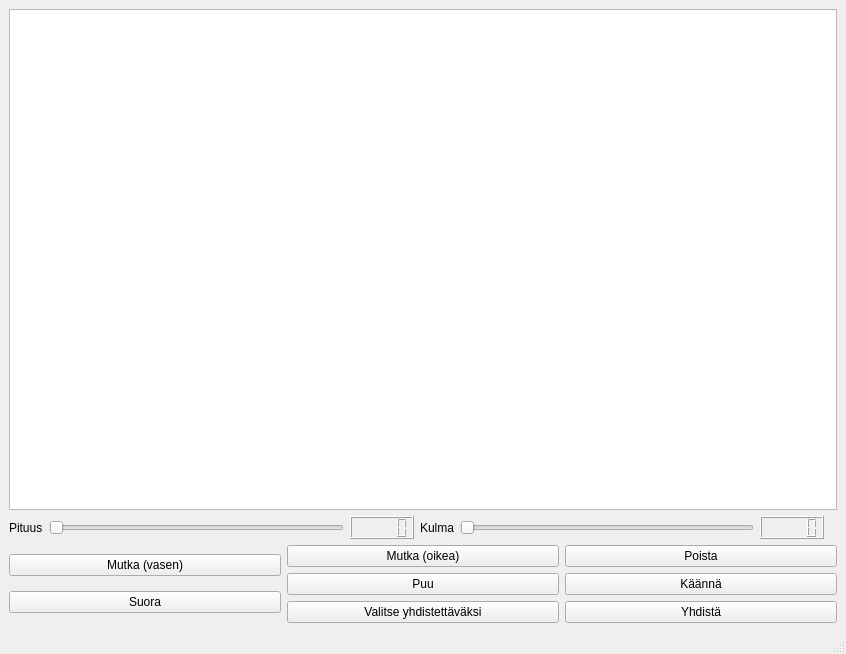
The window that Junarata.ui (OssiGalkin/Pienoisrautatie) describes before a commit, drawn with Qt 5.
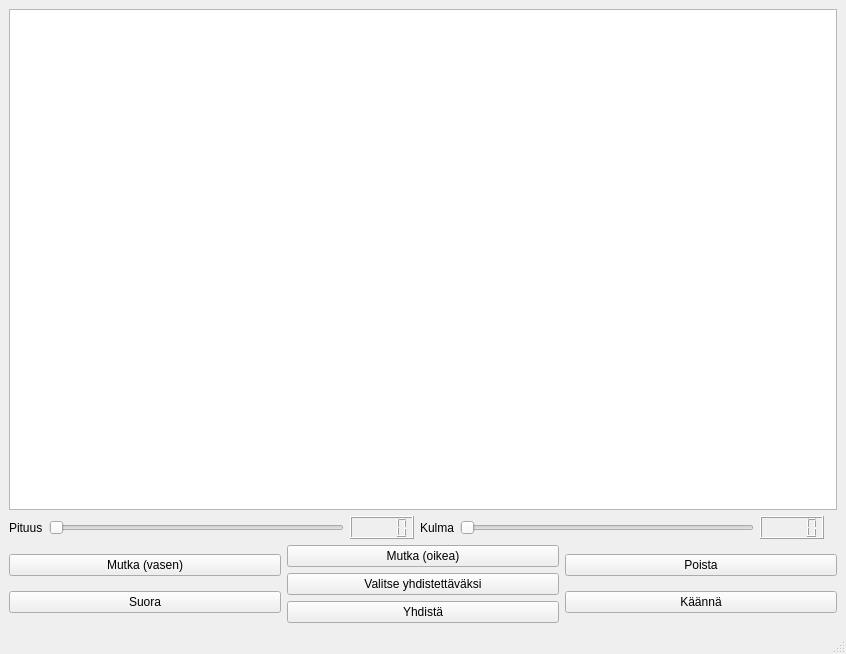
The same window after the commit. Icons and pictures are not drawn.

The edit to the form file:
```diff
--- a/Junarata.ui
+++ b/Junarata.ui
@@ -143,16 +143,6 @@
             </property>
            </widget>
           </item>
-          <item>
-           <widget class="QPushButton" name="BtnPuu">
-            <property name="cursor">
-             <cursorShape>PointingHandCursor</cursorShape>
-            </property>
-            <property name="text">
-             <string>Puu</string>
-            </property>
-           </widget>
-          </item>
           <item>
            <widget class="QPushButton" name="BtnValitseYhdistettavaksi">
             <property name="text">
@@ -160,27 +150,6 @@
             </property>
            </widget>
           </item>
-         </layout>
-        </item>
-        <item>
-         <layout class="QVBoxLayout" name="verticalLayout_5">
-          <item>
-           <widget class="QPushButton" name="BtnPoista">
-            <property name="cursor">
-             <cursorShape>PointingHandCursor</cursorShape>
-            </property>
-            <property name="text">
-             <string>Poista</string>
-            </property>
-           </widget>
-          </item>
-          <item>
-           <widget class="QPushButton" name="BtnKaanna">
-            <property name="text">
-             <string>Käännä</string>
-            </property>
-           </widget>
-          </item>
           <item>
            <widget class="QPushButton" name="BtnYhdista">
             <property name="cursor">
@@ -202,6 +171,27 @@
           </item>
          </layout>
         </item>
+        <item>
+         <layout class="QVBoxLayout" name="verticalLayout_5">
+          <item>
+           <widget class="QPushButton" name="BtnPoista">
+            <property name="cursor">
+             <cursorShape>PointingHandCursor</cursorShape>
+            </property>
+            <property name="text">
+             <string>Poista</string>
+            </property>
+           </widget>
+          </item>
+          <item>
+           <widget class="QPushButton" name="BtnKaanna">
+            <property name="text">
+             <string>Käännä</string>
+            </property>
+           </widget>
+          </item>
+         </layout>
+        </item>
        </layout>
       </item>
      </layout>
```
Left out of the diff: 3 changed lines with no effect on the pictures.
